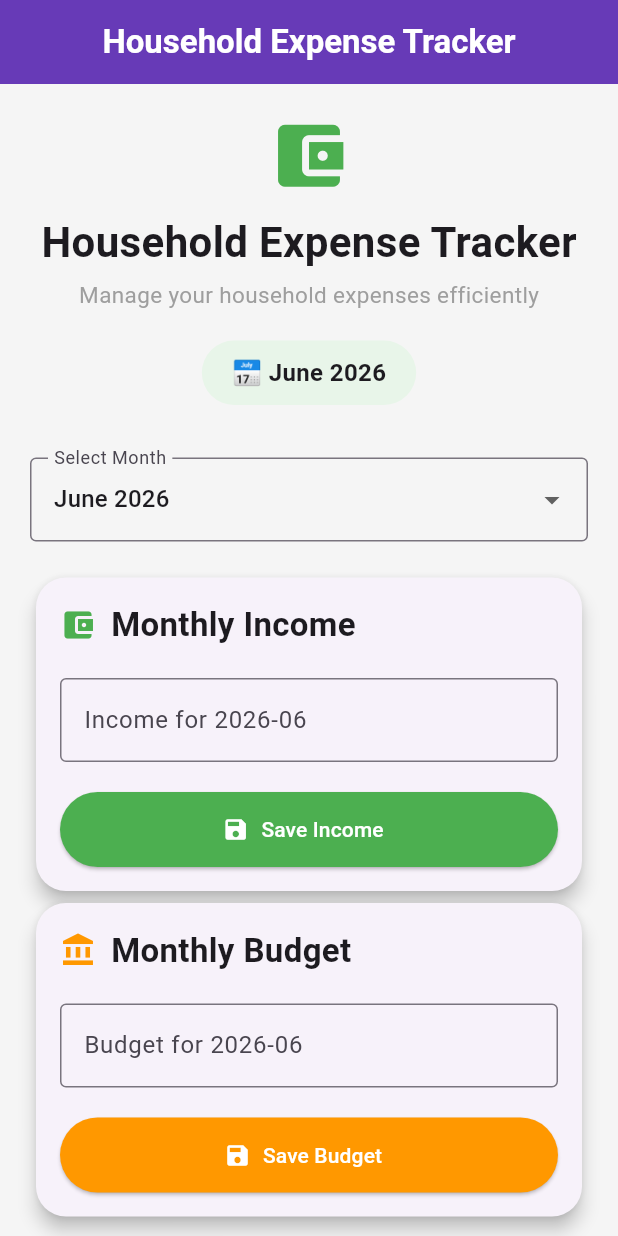
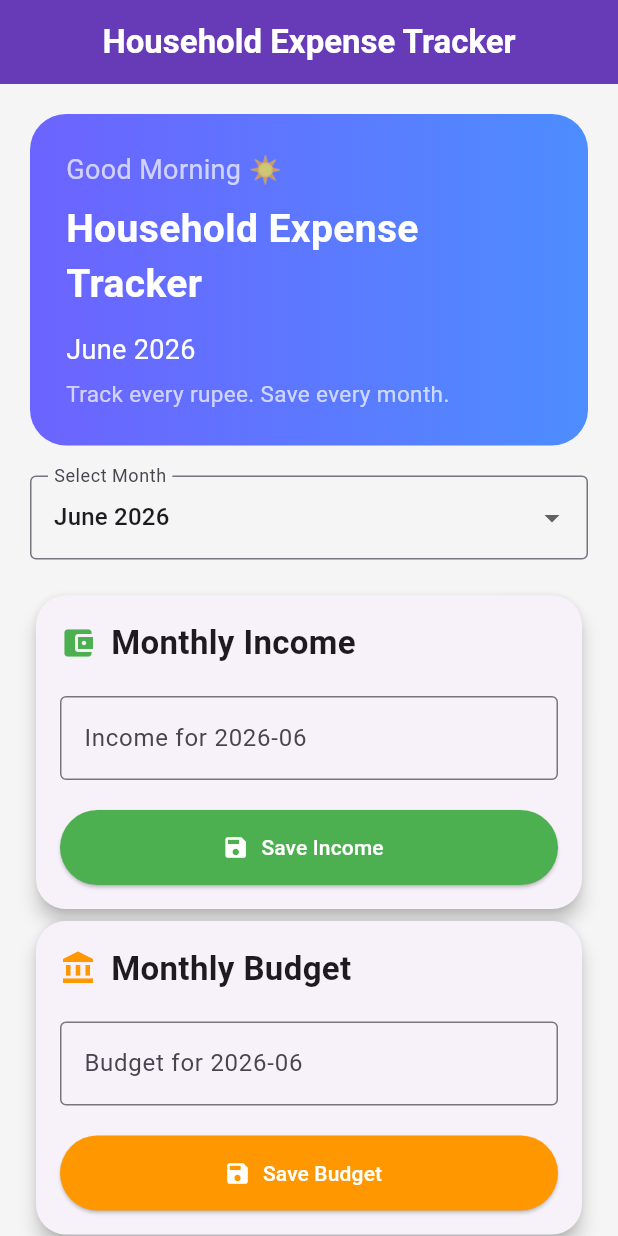
Before and after one commit to 2207krish/Household_Expense, a Flutter app: the screen it shows after launch, after a tap on "Save Income", on a phone screen of 412 x 824 dp. Run offline on Flutter 3.47's test engine with Material 3 defaults, Android fonts, the phone set to English and light mode, and no system bars; our stand-ins replace fl_chart, pdf, printing, shared_preferences, sqflite; accounts and stored records are empty.

Commit message:
Complete dashboard foundation, PDF reporting and fix responsive layout

```diff
--- a/lib/main.dart
+++ b/lib/main.dart
@@ -7,6 +7,8 @@ import 'package:fl_chart/fl_chart.dart';
 import 'dart:math';
 import 'package:shared_preferences/shared_preferences.dart';
 import 'services/pdf_service.dart';
+import 'package:household_expense/widgets/dashboard_header.dart';
+import 'widgets/quick_statistics_card.dart';
 
 void main() {
   runApp(const ExpenseTrackerApp());
@@ -80,14 +82,14 @@ class _ExpenseScreenState extends State<ExpenseScreen> {
   ];
   Future<void> loadExpenses() async {
     final data = await DatabaseHelper.instance.getAllExpenses();
-    for (final expense in data) {
-      debugPrint(expense.expenseDate);
-    }
-    setState(() {
+
     expenses = data;
-    });
 
     await calculateSummary();
+
+    if (!mounted) return;
+
+    setState(() {});
   }
 
   Future<void> loadCategories() async {
@@ -118,18 +120,14 @@ class _ExpenseScreenState extends State<ExpenseScreen> {
 
   Future<void> calculateSummary() async {
     double total = 0;
-
     Map<String, double> totals = {};
 
     for (var expense in expenses) {
       final expenseMonth = expense.expenseDate.substring(0, 7);
 
-      if (expenseMonth != selectedMonth) {
-        continue;
-      }
+      if (expenseMonth != selectedMonth) continue;
 
       total += expense.amount;
-
       totals[expense.category] =
           (totals[expense.category] ?? 0) + expense.amount;
     }
@@ -138,11 +136,39 @@ class _ExpenseScreenState extends State<ExpenseScreen> {
       selectedMonth,
     );
 
-    setState(() {
     totalExpenses = total;
     savings = monthlyIncome - totalExpenses;
     categoryTotals = totals;
-    });
+  }
+
+  String getHighestCategory() {
+    if (categoryTotals.isEmpty) return "-";
+
+    return categoryTotals.entries
+        .reduce((a, b) => a.value > b.value ? a : b)
+        .key;
+  }
+
+  double getLargestExpense() {
+    final monthlyExpenses = expenses.where(
+      (e) => e.expenseDate.substring(0, 7) == selectedMonth,
+    );
+
+    if (monthlyExpenses.isEmpty) return 0;
+
+    return monthlyExpenses.map((e) => e.amount).reduce((a, b) => a > b ? a : b);
+  }
+
+  int getTransactionCount() {
+    return expenses
+        .where((e) => e.expenseDate.substring(0, 7) == selectedMonth)
+        .length;
+  }
+
+  double getBudgetUsed() {
+    if (monthlyBudget == 0) return 0;
+
+    return (totalExpenses / monthlyBudget) * 100;
   }
 
   Future<void> loadMonthlyExpenseTotals() async {
@@ -532,6 +558,8 @@ class _ExpenseScreenState extends State<ExpenseScreen> {
 
     await calculateSummary();
 
+    if (!mounted) return;
+
     setState(() {});
 
     if (!mounted) return;
@@ -619,6 +647,7 @@ class _ExpenseScreenState extends State<ExpenseScreen> {
 
     await prefs.setDouble('budget_$selectedMonth', monthlyBudget);
 
+    if (!mounted) return;
     setState(() {});
   }
 
@@ -630,8 +659,6 @@ class _ExpenseScreenState extends State<ExpenseScreen> {
     budgetController.text = monthlyBudget == 0
         ? ''
         : monthlyBudget.toStringAsFixed(0);
-
-    setState(() {});
   }
 
   String getSelectedMonthLabel() {
@@ -662,51 +689,9 @@ class _ExpenseScreenState extends State<ExpenseScreen> {
           padding: const EdgeInsets.all(20),
           child: Column(
             children: [
-              Column(
-                children: [
-                  const Icon(
-                    Icons.account_balance_wallet,
-                    size: 55,
-                    color: Colors.green,
-                  ),
-
-                  const SizedBox(height: 10),
-
-                  const Text(
-                    'Household Expense Tracker',
-                    style: TextStyle(fontSize: 28, fontWeight: FontWeight.bold),
-                  ),
-
-                  const SizedBox(height: 5),
-
-                  const Text(
-                    'Manage your household expenses efficiently',
-                    style: TextStyle(color: Colors.grey, fontSize: 15),
-                  ),
+              DashboardHeader(month: getSelectedMonthLabel()),
 
               const SizedBox(height: 20),
-
-                  Container(
-                    padding: const EdgeInsets.symmetric(
-                      horizontal: 20,
-                      vertical: 10,
-                    ),
-                    decoration: BoxDecoration(
-                      color: Colors.green.shade50,
-                      borderRadius: BorderRadius.circular(30),
-                    ),
-                    child: Text(
-                      "📅 ${getSelectedMonthLabel()}",
-                      style: const TextStyle(
-                        fontWeight: FontWeight.bold,
-                        fontSize: 16,
-                      ),
-                    ),
-                  ),
-                ],
-              ),
-              const SizedBox(height: 20),
-              const SizedBox(height: 15),
 
               DropdownButtonFormField<String>(
                 initialValue: selectedMonth,
@@ -728,6 +713,8 @@ class _ExpenseScreenState extends State<ExpenseScreen> {
                   await loadBudget();
 
                   await calculateSummary();
+
+                  if (!mounted) return;
 
                   setState(() {});
                 },
@@ -854,40 +841,59 @@ class _ExpenseScreenState extends State<ExpenseScreen> {
 
               const SizedBox(height: 20),
               const SizedBox(height: 20),
+
+              Wrap(
+                spacing: 12,
+                runSpacing: 12,
+                children: [
                   Row(
                     children: [
                       Expanded(
                         child: SummaryCard(
-                      title: 'Income',
-                      value: '₹ ${monthlyIncome.toStringAsFixed(0)}',
+                          title: "Income",
+                          value: "₹ ${monthlyIncome.toStringAsFixed(0)}",
+                          subtitle: "Monthly Income",
                           color: Colors.green,
                           icon: Icons.account_balance_wallet,
                         ),
                       ),
 
-                  const SizedBox(width: 10),
+                      const SizedBox(width: 12),
 
                       Expanded(
                         child: SummaryCard(
-                      title: 'Expense',
-                      value: '₹ ${totalExpenses.toStringAsFixed(0)}',
+                          title: "Expenses",
+                          value: "₹ ${totalExpenses.toStringAsFixed(0)}",
+                          subtitle: "Spent this month",
                           color: Colors.red,
                           icon: Icons.shopping_cart,
                         ),
                       ),
+                    ],
+                  ),
 
-                  const SizedBox(width: 10),
+                  const SizedBox(height: 12),
 
-                  Expanded(
-                    child: SummaryCard(
-                      title: 'Savings',
-                      value: '₹ ${savings.toStringAsFixed(0)}',
+                  SummaryCard(
+                    title: "Savings",
+                    value: "₹ ${savings.toStringAsFixed(0)}",
+                    subtitle: savings >= 0 ? "✓ Healthy" : "⚠ Overspent",
                     color: Colors.blue,
                     icon: Icons.savings,
                   ),
-                  ),
                 ],
               ),
+              const SizedBox(height: 20),
+
+              QuickStatisticsCard(
+                highestCategory: getHighestCategory(),
+                highestExpense: getLargestExpense(),
+                transactionCount: getTransactionCount(),
+                budgetUsed: getBudgetUsed(),
+              ),
+
+              const SizedBox(height: 20),
+
               ElevatedButton.icon(
                 onPressed: () async {
                   final monthlyExpenses = expenses.where((expense) {
--- /dev/null
+++ b/lib/widgets/dashboard_header.dart
@@ -0,0 +1,63 @@
+import 'package:flutter/material.dart';
+
+class DashboardHeader extends StatelessWidget {
+  final String month;
+
+  const DashboardHeader({super.key, required this.month});
+
+  String getGreeting() {
+    final hour = DateTime.now().hour;
+
+    if (hour < 12) return "Good Morning ☀️";
+    if (hour < 17) return "Good Afternoon 🌤";
+    return "Good Evening 🌙";
+  }
+
+  @override
+  Widget build(BuildContext context) {
+    return Container(
+      width: double.infinity,
+      padding: const EdgeInsets.all(24),
+      decoration: BoxDecoration(
+        borderRadius: BorderRadius.circular(24),
+        gradient: const LinearGradient(
+          colors: [Color(0xff6C63FF), Color(0xff4D8DFF)],
+        ),
+      ),
+      child: Column(
+        crossAxisAlignment: CrossAxisAlignment.start,
+        children: [
+          Text(
+            getGreeting(),
+            style: const TextStyle(color: Colors.white70, fontSize: 18),
+          ),
+
+          const SizedBox(height: 8),
+
+          const Text(
+            "Household Expense Tracker",
+            style: TextStyle(
+              color: Colors.white,
+              fontSize: 26,
+              fontWeight: FontWeight.bold,
+            ),
+          ),
+
+          const SizedBox(height: 12),
+
+          Text(
+            month,
+            style: const TextStyle(color: Colors.white, fontSize: 18),
+          ),
+
+          const SizedBox(height: 6),
+
+          const Text(
+            "Track every rupee. Save every month.",
+            style: TextStyle(color: Colors.white70, fontSize: 15),
+          ),
+        ],
+      ),
+    );
+  }
+}
--- /dev/null
+++ b/lib/widgets/quick_statistics_card.dart
@@ -0,0 +1,139 @@
+import 'package:flutter/material.dart';
+
+class QuickStatisticsCard extends StatelessWidget {
+  final String highestCategory;
+  final double highestExpense;
+  final int transactionCount;
+  final double budgetUsed;
+
+  const QuickStatisticsCard({
+    super.key,
+    required this.highestCategory,
+    required this.highestExpense,
+    required this.transactionCount,
+    required this.budgetUsed,
+  });
+
+  Widget buildTile(
+    IconData icon,
+    String title,
+    String value,
+    Color color,
+  ) {
+    return Expanded(
+      child: Container(
+        padding: const EdgeInsets.all(14),
+        decoration: BoxDecoration(
+          color: color.withValues(alpha: 0.08),
+          borderRadius: BorderRadius.circular(18),
+        ),
+        child: Column(
+          children: [
+            Icon(icon, color: color, size: 30),
+
+            const SizedBox(height: 10),
+
+            Text(
+              title,
+              style: const TextStyle(
+                color: Colors.grey,
+                fontSize: 13,
+              ),
+              textAlign: TextAlign.center,
+            ),
+
+            const SizedBox(height: 6),
+
+            Text(
+              value,
+              textAlign: TextAlign.center,
+              style: TextStyle(
+                color: color,
+                fontWeight: FontWeight.bold,
+                fontSize: 16,
+              ),
+            ),
+          ],
+        ),
+      ),
+    );
+  }
+
+  @override
+  Widget build(BuildContext context) {
+    return Card(
+      elevation: 5,
+      shape: RoundedRectangleBorder(
+        borderRadius: BorderRadius.circular(22),
+      ),
+      child: Padding(
+        padding: const EdgeInsets.all(18),
+        child: Column(
+          crossAxisAlignment: CrossAxisAlignment.start,
+          children: [
+
+            const Row(
+              children: [
+                Icon(Icons.analytics, color: Colors.deepPurple),
+                SizedBox(width: 10),
+                Text(
+                  "Quick Statistics",
+                  style: TextStyle(
+                    fontSize: 22,
+                    fontWeight: FontWeight.bold,
+                  ),
+                ),
+              ],
+            ),
+
+            const SizedBox(height: 20),
+
+            Row(
+              children: [
+
+                buildTile(
+                  Icons.restaurant,
+                  "Highest Category",
+                  highestCategory,
+                  Colors.orange,
+                ),
+
+                const SizedBox(width: 10),
+
+                buildTile(
+                  Icons.currency_rupee,
+                  "Largest Expense",
+                  "₹${highestExpense.toStringAsFixed(0)}",
+                  Colors.red,
+                ),
+              ],
+            ),
+
+            const SizedBox(height: 12),
+
+            Row(
+              children: [
+
+                buildTile(
+                  Icons.receipt_long,
+                  "Transactions",
+                  transactionCount.toString(),
+                  Colors.blue,
+                ),
+
+                const SizedBox(width: 10),
+
+                buildTile(
+                  Icons.pie_chart,
+                  "Budget Used",
+                  "${budgetUsed.toStringAsFixed(0)}%",
+                  Colors.green,
+                ),
+              ],
+            ),
+          ],
+        ),
+      ),
+    );
+  }
+}
--- a/lib/widgets/summary_card.dart
+++ b/lib/widgets/summary_card.dart
@@ -5,6 +5,7 @@ class SummaryCard extends StatelessWidget {
   final String value;
   final Color color;
   final IconData icon;
+  final String subtitle;
 
   const SummaryCard({
     super.key,
@@ -12,51 +13,67 @@ class SummaryCard extends StatelessWidget {
     required this.value,
     required this.color,
     required this.icon,
+    required this.subtitle,
   });
 
   @override
-  @override
   Widget build(BuildContext context) {
-    return Card(
-      elevation: 5,
-      shape: RoundedRectangleBorder(borderRadius: BorderRadius.circular(18)),
-      child: Container(
-        height: 140,
-        padding: const EdgeInsets.all(12),
-        decoration: BoxDecoration(
-          color: color.withValues(alpha: 0.08),
-          borderRadius: BorderRadius.circular(18),
+    return Container(
+      height: 170,
+      decoration: BoxDecoration(
+        borderRadius: BorderRadius.circular(22),
+        gradient: LinearGradient(
+          colors: [
+            color.withValues(alpha: 0.95),
+            color.withValues(alpha: 0.65),
+          ],
+          begin: Alignment.topLeft,
+          end: Alignment.bottomRight,
         ),
+        boxShadow: [
+          BoxShadow(
+            color: color.withValues(alpha: 0.30),
+            blurRadius: 12,
+            offset: const Offset(0, 6),
+          ),
+        ],
+      ),
+      child: Padding(
+        padding: const EdgeInsets.all(18),
         child: Column(
-          mainAxisAlignment: MainAxisAlignment.center,
+          crossAxisAlignment: CrossAxisAlignment.start,
           children: [
             CircleAvatar(
-              radius: 20,
-              backgroundColor: color,
-              child: Icon(icon, color: Colors.white, size: 20),
+              radius: 18,
+              backgroundColor: Colors.white24,
+              child: Icon(icon, color: Colors.white),
             ),
 
-            const SizedBox(height: 10),
+            const Spacer(),
 
             Text(
               title,
-              textAlign: TextAlign.center,
-              style: const TextStyle(
-                fontSize: 14,
-                color: Colors.grey,
-                fontWeight: FontWeight.w600,
-              ),
+              style: const TextStyle(color: Colors.white70, fontSize: 15),
             ),
 
-            const SizedBox(height: 8),
+            const SizedBox(height: 6),
 
             Text(
               value,
-              textAlign: TextAlign.center,
-              style: TextStyle(
-                fontSize: 18,
-                color: color,
+              style: const TextStyle(
+                color: Colors.white,
+                fontSize: 20,
                 fontWeight: FontWeight.bold,
+              ),
+            ),
+            const SizedBox(height: 6),
+
+            Text(
+              subtitle,
+              style: const TextStyle(
+                color: Colors.white70,
+                fontSize: 13,
+                fontWeight: FontWeight.w500,
               ),
             ),
           ],
```
Lines whose indentation alone changed are shown as unchanged.
